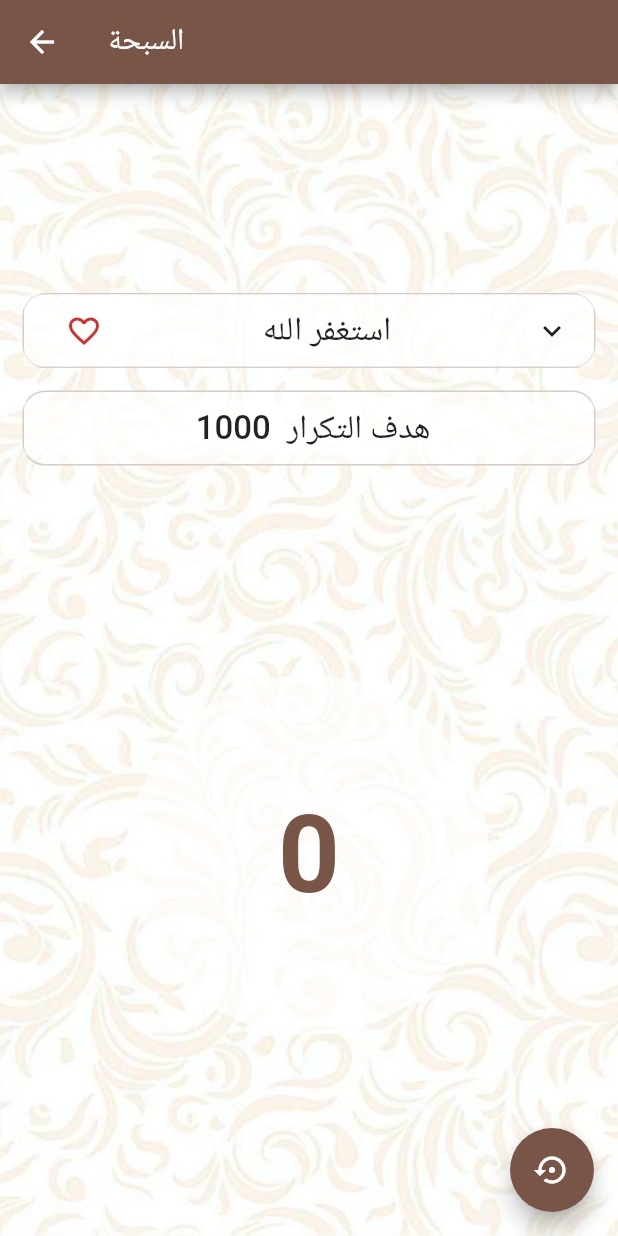
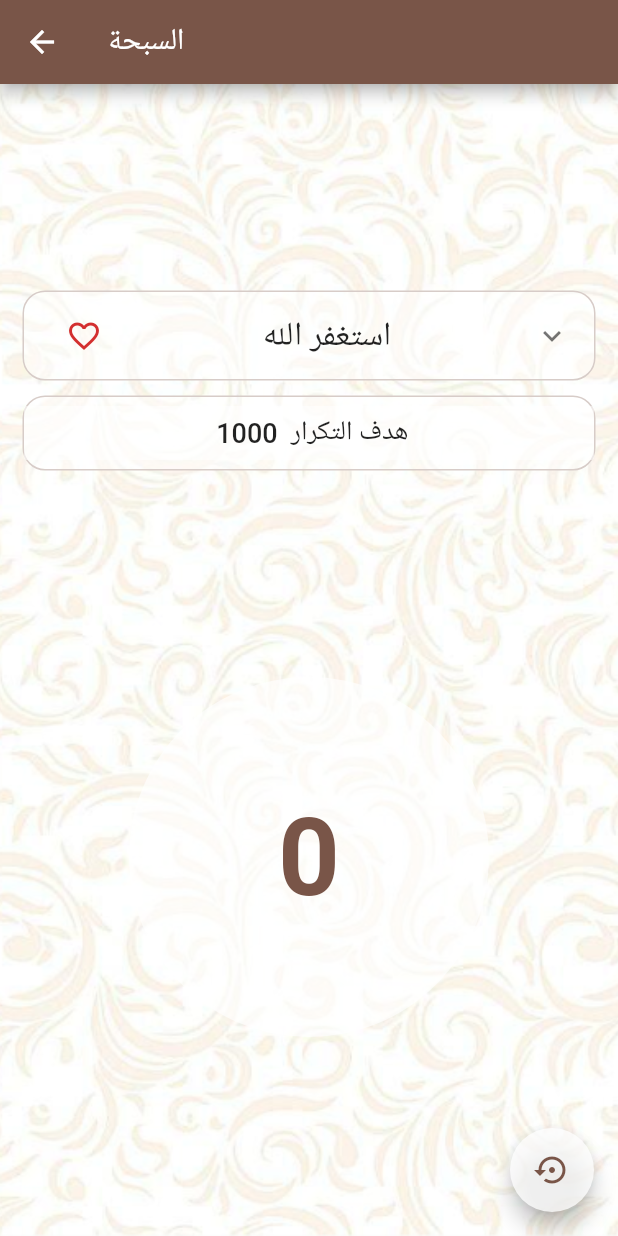
Before and after one commit to githussein/istqfar, a Flutter app: the Counter screen opened directly, on a phone screen of 412 x 824 dp. Run offline on Flutter 3.47's test engine with Material 2 defaults, Android fonts, the phone set to English and light mode, and no system bars; our stand-ins replace carousel_slider, flutter_local_notifications, shared_preferences; accounts and stored records are empty.

```diff
--- a/lib/counter.dart
+++ b/lib/counter.dart
@@ -61,28 +61,23 @@ class _CounterState extends State<Counter> {
               fit: BoxFit.cover,
             ),
           ),
-          child: Center(
           child: Column(
             mainAxisAlignment: MainAxisAlignment.spaceEvenly,
             children: <Widget>[
               Column(
                 children: <Widget>[
                   Container(
-                      margin: EdgeInsets.fromLTRB(15.0, 5.0, 15.0, 10),
+                    margin: EdgeInsets.fromLTRB(15.0, 5.0, 15.0, 5.0),
                     decoration: BoxDecoration(
                         color: Colors.white.withOpacity(0.54),
                         border: Border.all(
                           color: Colors.brown[100],
                         ),
                         borderRadius: BorderRadius.all(Radius.circular(15))),
-                      child: FlatButton(
-                        color: Colors.white.withOpacity(0.54),
-                        onPressed: () {},
-                        child: Row(
-                          children: <Widget>[
-                            IconButton(
-                              icon: Icon(Icons.favorite_border,
-                                  color: _favIconColor),
+                    child: ExpansionTile(
+                      backgroundColor: Colors.white.withOpacity(0.54),
+                      leading: IconButton(
+                        icon: Icon(Icons.favorite_border, color: _favIconColor),
                         onPressed: () {
                           setState(() {
                             if (_favIconColor == Colors.red[700]) {
@@ -93,20 +88,101 @@ class _CounterState extends State<Counter> {
                           });
                         },
                       ),
-                            Expanded(
-                              child: Text(
+                      title: Text(
                         widget.zekrText,
                         textAlign: TextAlign.center,
                         style: TextStyle(
                           fontSize: 22.0,
                         ),
                       ),
+                      children: <Widget>[
+                        Column(
+                          children: <Widget>[
+                            Divider(
+                              color: Colors.brown,
                             ),
-                            Icon(Icons.keyboard_arrow_down),
+                            Row(
+                              mainAxisAlignment: MainAxisAlignment.center,
+                              children: <Widget>[
+                                InkWell(
+                                  onTap: _incrementCounter,
+                                  child: CircleAvatar(
+                                    radius: 30.0,
+                                    backgroundColor:
+                                        Colors.white.withOpacity(0.66),
+                                    child: Text(
+                                      '1000',
+                                      style: TextStyle(
+                                          fontSize: 16,
+                                          fontWeight: FontWeight.bold,
+                                          color: Colors.brown),
+                                    ),
+                                  ),
+                                ),
+                                Text(
+                                  ' هدف التكرار ',
+                                  textAlign: TextAlign.center,
+                                  style: TextStyle(
+                                    fontSize: 22.0,
+                                  ),
+                                ),
+                              ],
+                            ),
+                            RaisedButton(
+                              onPressed: () {
+                                //hide tile
+                              },
+                              color: Colors.brown,
+                              child: Text(
+                                'تم',
+                                style: TextStyle(color: Colors.white),
+                              ),
+                            ),
+                          ],
+                        ),
                       ],
                     ),
                   ),
-                    ),
+                  // Container(
+                  //   margin: EdgeInsets.fromLTRB(15.0, 5.0, 15.0, 10),
+                  //   decoration: BoxDecoration(
+                  //       color: Colors.white.withOpacity(0.54),
+                  //       border: Border.all(
+                  //         color: Colors.brown[100],
+                  //       ),
+                  //       borderRadius: BorderRadius.all(Radius.circular(15))),
+                  //   child: FlatButton(
+                  //     color: Colors.white.withOpacity(0.54),
+                  //     onPressed: () {},
+                  //     child: Row(
+                  //       children: <Widget>[
+                  //         IconButton(
+                  //           icon: Icon(Icons.favorite_border,
+                  //               color: _favIconColor),
+                  //           onPressed: () {
+                  //             setState(() {
+                  //               if (_favIconColor == Colors.red[700]) {
+                  //                 _favIconColor = Colors.grey;
+                  //               } else {
+                  //                 _favIconColor = Colors.red[700];
+                  //               }
+                  //             });
+                  //           },
+                  //         ),
+                  //         Expanded(
+                  //           child: Text(
+                  //             widget.zekrText,
+                  //             textAlign: TextAlign.center,
+                  //             style: TextStyle(
+                  //               fontSize: 22.0,
+                  //             ),
+                  //           ),
+                  //         ),
+                  //         Icon(Icons.keyboard_arrow_down),
+                  //       ],
+                  //     ),
+                  //   ),
+                  // ),
                   Container(
                     margin: EdgeInsets.fromLTRB(15.0, 5.0, 15.0, 5.0),
                     decoration: BoxDecoration(
@@ -125,14 +201,14 @@ class _CounterState extends State<Counter> {
                             ' 1000 ',
                             textAlign: TextAlign.center,
                             style: TextStyle(
-                                fontSize: 22.0,
+                              fontSize: 18.0,
                             ),
                           ),
                           Text(
                             ' هدف التكرار ',
                             textAlign: TextAlign.center,
                             style: TextStyle(
-                                fontSize: 22.0,
+                              fontSize: 18.0,
                             ),
                           ),
                         ],
@@ -141,89 +217,6 @@ class _CounterState extends State<Counter> {
                   ),
                 ],
               ),
-                // Container(
-                //   margin: EdgeInsets.all(5.0),
-                //   padding: EdgeInsets.fromLTRB(15.0, 10.0, 15.0, 10.0),
-                //   decoration: BoxDecoration(
-                //       color: Colors.white.withOpacity(0.54),
-                //       border: Border.all(
-                //         color: Colors.brown[100],
-                //       ),
-                //       borderRadius: BorderRadius.all(Radius.circular(15))),
-                //   child: Text(
-                //     widget.zekrText,
-                //     textAlign: TextAlign.center,
-                //     style: TextStyle(
-                //       fontSize: 22.0,
-                //     ),
-                //   ),
-                // ),
-                // Column(
-                //   children: <Widget>[
-                //     SizedBox(
-                //       height: 5.0,
-                //       child: Divider(
-                //         color: Colors.brown[900],
-                //       ),
-                //     ),
-                //     Row(
-                //       mainAxisAlignment: MainAxisAlignment.center,
-                //       children: <Widget>[
-                //         Text(
-                //           '$_totalCounter ',
-                //           style: Theme.of(context).textTheme.headline6,
-                //         ),
-                //         Text(
-                //           'العدد الكلي ',
-                //           style: TextStyle(
-                //               fontSize: 18.0, fontWeight: FontWeight.bold),
-                //         ),
-                //       ],
-                //     ),
-                //     SizedBox(
-                //       height: 5.0,
-                //       child: Divider(
-                //         color: Colors.brown[900],
-                //       ),
-                //     ),
-                //     Row(
-                //       mainAxisAlignment: MainAxisAlignment.center,
-                //       children: <Widget>[
-                //         Text(
-                //           '$_round',
-                //           style: Theme.of(context).textTheme.headline6,
-                //         ),
-                //         Text(
-                //           'الدورة ',
-                //           style: TextStyle(
-                //               fontSize: 18.0, fontWeight: FontWeight.bold),
-                //         ),
-                //       ],
-                //     ),
-                //     SizedBox(
-                //       height: 5.0,
-                //       child: Divider(
-                //         color: Colors.brown[900],
-                //       ),
-                //     ),
-                //   ],
-                // ),
-                // Column(
-                //   children: <Widget>[
-                //     Text(
-                //       'العدد الحالي',
-                //       style: TextStyle(
-                //           fontSize: 20.0, fontWeight: FontWeight.bold),
-                //     ),
-                //     Text(
-                //       '$_totalCounter',
-                //       style: TextStyle(
-                //           fontSize: 72,
-                //           fontWeight: FontWeight.bold,
-                //           color: Colors.brown),
-                //     ),
-                //   ],
-                // ),
               InkWell(
                 onTap: _incrementCounter,
                 child: CircleAvatar(
@@ -241,15 +234,18 @@ class _CounterState extends State<Counter> {
             ],
           ),
         ),
-        ),
         floatingActionButton: FloatingActionButton(
+          backgroundColor: Colors.white.withOpacity(0.77),
           onPressed: () {
             setState(() {
               _totalCounter = 0;
             });
           },
           tooltip: 'Increment',
-          child: Icon(Icons.settings_backup_restore),
+          child: Icon(
+            Icons.settings_backup_restore,
+            color: Colors.brown,
+          ),
         ),
       ),
     );
```
Also changed, not shown: lib/choose_azkar.dart (+8 -28 lines), lib/main.dart (+6 -5 lines), lib/misbaha.dart (+0 -22 lines), lib/settings.dart (added, +141 -0 lines), images/icon-dua.png, images/icon-reading.png, images/icon-tasbih.png. Lines whose indentation alone changed are shown as unchanged.
